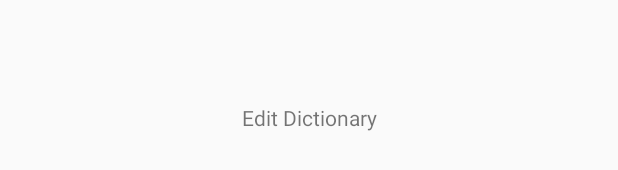
After one commit to muhanzi/chat-assistant-mobile-application, an Android app: the layout activity_add_dictionary.xml on its own in the app's theme, with its tools: preview values and no code run, on a phone screen of 412 x 824 dp. The commit adds this screen. Shown: the part 501-671 px from the top of the screen. Run offline under Robolectric (Android 15) with nearby library versions, the phone set to English and light mode, and no system bars.

Commit message:
designed user dictionary completed

```diff
--- a/app/src/main/java/com/muhanzi/notify/services/NotificationService.java
+++ b/app/src/main/java/com/muhanzi/notify/services/NotificationService.java
@@ -86,7 +86,8 @@ public class NotificationService extends NotificationListenerService {
         msgrcv.putExtra("text", text);
         //
         String sms_package_name=Telephony.Sms.getDefaultSmsPackage(context);
-        if(packageName.equals("android") || packageName.equals("com.example.dell.notify") || packageName.equals(sms_package_name)){
+        String Notify_package_name=context.getPackageName();
+        if(packageName.equals("android") || packageName.equals(Notify_package_name) || packageName.equals(sms_package_name)){
             return;
         }
 
--- /dev/null
+++ b/app/src/main/res/layout/activity_add_dictionary.xml
@@ -0,0 +1,18 @@
+<?xml version="1.0" encoding="utf-8"?>
+<androidx.constraintlayout.widget.ConstraintLayout xmlns:android="http://schemas.android.com/apk/res/android"
+    xmlns:app="http://schemas.android.com/apk/res-auto"
+    xmlns:tools="http://schemas.android.com/tools"
+    android:layout_width="match_parent"
+    android:layout_height="match_parent"
+    tools:context=".activities.AddDictionary">
+
+    <TextView
+        android:id="@+id/textView3"
+        android:layout_width="wrap_content"
+        android:layout_height="wrap_content"
+        android:text="Edit Dictionary"
+        app:layout_constraintBottom_toBottomOf="parent"
+        app:layout_constraintEnd_toEndOf="parent"
+        app:layout_constraintStart_toStartOf="parent"
+        app:layout_constraintTop_toTopOf="parent" />
+</androidx.constraintlayout.widget.ConstraintLayout>
--- a/app/src/main/res/values/strings.xml
+++ b/app/src/main/res/values/strings.xml
@@ -65,4 +65,5 @@
     <string name="contact_number">contact number</string>
     <string name="lol">LOL</string>
     <string name="laugh_out_loud">Laugh Out Loud</string>
+    <string name="edit">edit</string>
 </resources>
--- a/app/src/main/res/values/styles.xml
+++ b/app/src/main/res/values/styles.xml
@@ -11,6 +11,14 @@
     </style>
 
     <style name="SplashScreenTheme" parent="Theme.AppCompat.Light.NoActionBar"> <!--  works pretty fine  -->
+        <item name="colorPrimary">@color/colorPrimary</item>
+        <item name="colorPrimaryDark">@color/colorPrimaryDark</item>
+        <item name="colorAccent">@color/colorAccent</item>
+        <item name="android:statusBarColor">@android:color/white</item>
+        <item name="android:windowAnimationStyle">@style/CustomActivityAnimation</item>
+    </style>
+
+    <style name="AddDictionary" parent="Theme.AppCompat.Light.NoActionBar"> <!--  works pretty fine  -->
         <item name="colorPrimary">@color/colorPrimary</item>
         <item name="colorPrimaryDark">@color/colorPrimaryDark</item>
         <item name="colorAccent">@color/colorAccent</item>
```
Also changed, not shown: app/src/main/AndroidManifest.xml (+28 -25 lines), app/src/main/java/com/muhanzi/notify/activities/AddDictionary.java (added, +16 -0 lines), app/src/main/java/com/muhanzi/notify/fragments/settings_fragments/SettingsPage3.java (+17 -4 lines), app/src/main/res/layout/dictionary_list_item.xml (+7 -6 lines), app/src/main/res/layout/fragment_settings_page3.xml (+7 -13 lines), app/src/main/sms-web.png (deleted), app/src/main/sms_icon-web.png (deleted).
